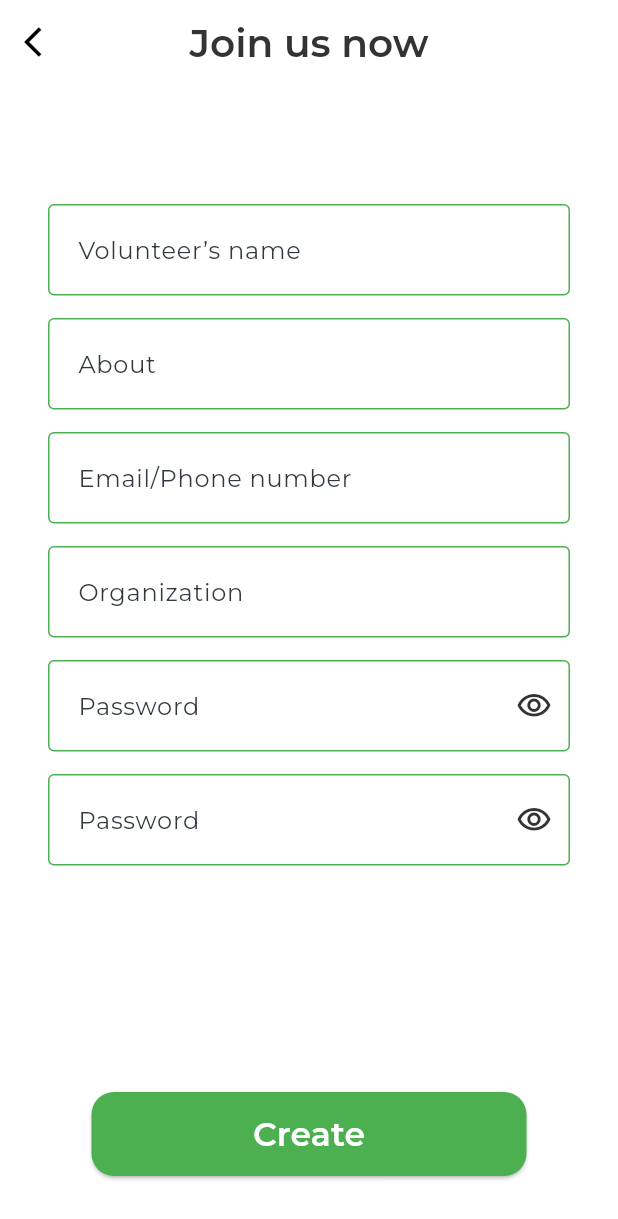
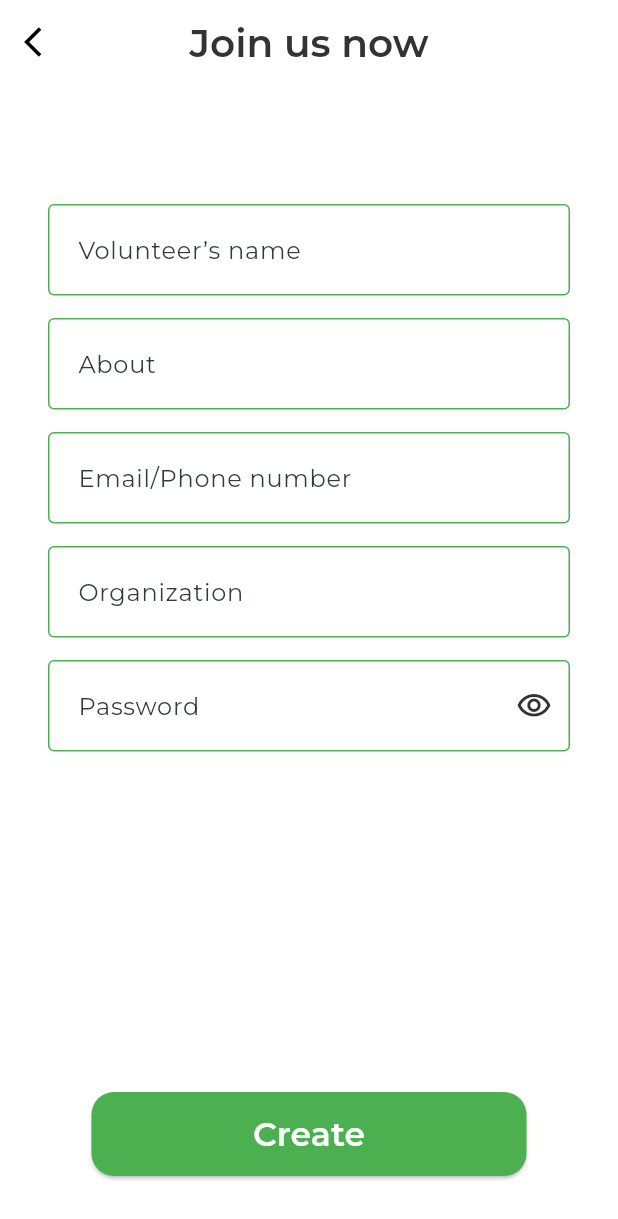
Before and after one commit to techcat18/VolunteerReport, a Flutter app: the SignUpPage screen opened directly, on a phone screen of 412 x 824 dp. Shown: the top 1219 px of the screen. Run offline on Flutter 3.47's test engine with Material 2 defaults, Android fonts, the phone set to English and light mode, and no system bars; drawn by our look-alikes of reactive_forms; our stand-ins replace google_fonts.

Commit message:
Added confirm password validation.

```diff
--- a/mobile/lib/views/sign_up/sign_up_form.dart
+++ b/mobile/lib/views/sign_up/sign_up_form.dart
@@ -40,9 +40,14 @@ class _SignUpFormState extends State<SignUpForm> {
       )
     ],
     "organization": [Validators.required],
-    "password": [Validators.required],
+    "password": [
+      Validators.required,
+      Validators.minLength(8),
+    ],
     "confirmPassword": [Validators.required],
-  });
+  }, [
+    Validators.mustMatch("password", "confirmPassword"),
+  ]);
 
   @override
   Widget build(BuildContext context) {
@@ -72,7 +77,20 @@ class _SignUpFormState extends State<SignUpForm> {
               ],
             ),
             const ReactivePassword(name: "password"),
-            const ReactivePassword(name: "confirmPassword"),
+            ReactiveFormConsumer(
+              builder: (context, formGroup, child) {
+                var passwordControl = formGroup.control("password");
+
+                if (!passwordControl.touched || !passwordControl.valid) {
+                  return const SizedBox();
+                }
+
+                return const ReactivePassword(
+                  name: "confirmPassword",
+                  label: "Repeat your password",
+                );
+              },
+            ),
           ],
         ),
       ),
--- a/mobile/lib/widgets/inputs/reactive_dropdown.dart
+++ b/mobile/lib/widgets/inputs/reactive_dropdown.dart
@@ -110,6 +110,9 @@ class _ReactiveDropdownState extends State<ReactiveDropdown> {
         labelText: widget.label,
       ),
       style: Theme.of(context).textTheme.labelMedium,
+      validationMessages: {
+        ValidationMessage.required: (error) => "This is a required field!",
+      },
     );
   }
 
--- a/mobile/lib/widgets/inputs/reactive_password.dart
+++ b/mobile/lib/widgets/inputs/reactive_password.dart
@@ -33,6 +33,9 @@ class _ReactivePasswordState extends State<ReactivePassword> {
       style: Theme.of(context).textTheme.labelMedium,
       validationMessages: {
         ValidationMessage.required: (error) => "This is a required field!",
+        ValidationMessage.minLength: (error) =>
+            "Must be less than ${(error as Map)['requiredLength']} characters long!!",
+        ValidationMessage.mustMatch: (error) => "Password mismatch!",
       },
       decoration: InputDecoration(
         labelText: widget.label,
```
